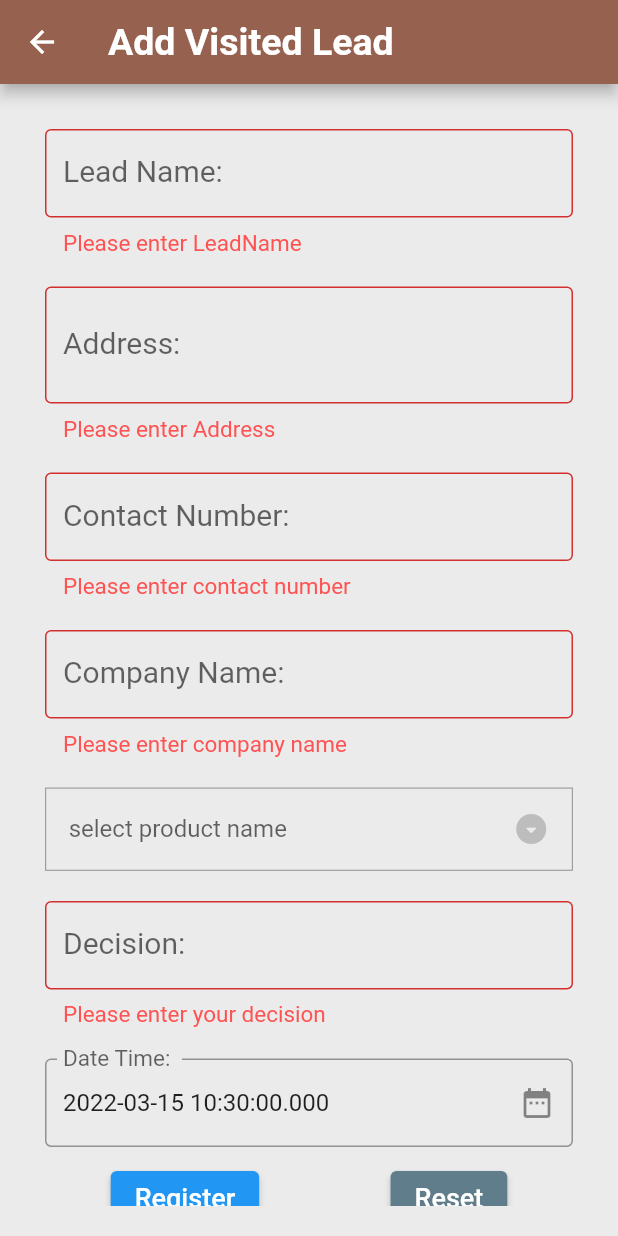
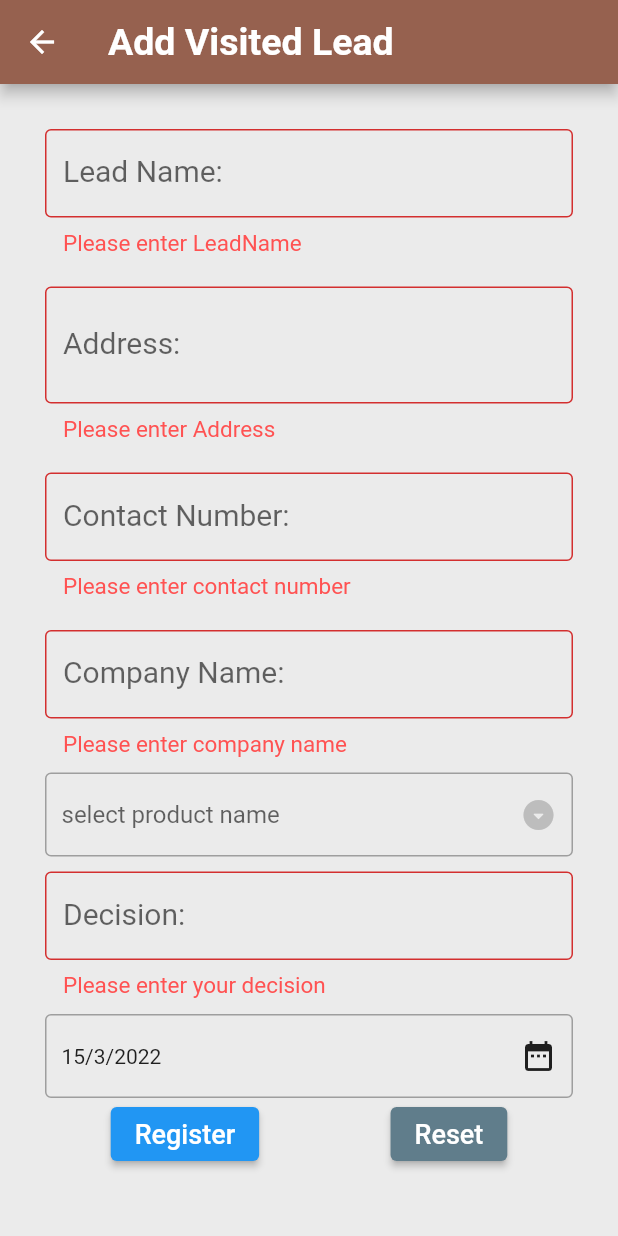
Before and after one commit to MaulikAvaiya/saleasy, a Flutter app: the AddVisitedLead screen opened directly with empty values, after a tap on "Register", on a phone screen of 412 x 824 dp. Run offline on Flutter 3.47's test engine with Material 2 defaults, Android fonts, the phone set to English and light mode, and no system bars; our stand-ins replace cloud_firestore, firebase_auth, firebase_core; missing offline and left inert: flutter_sms; accounts and stored records are empty.

Commit message:
date picker improve

```diff
--- a/lib/AddForms/self_lead_forms/add_visited_lead.dart
+++ b/lib/AddForms/self_lead_forms/add_visited_lead.dart
@@ -95,8 +95,8 @@ class _AddVisitedLeadState extends State<AddVisitedLead> {
       FirebaseFirestore.instance.collection('products').snapshots();
 
 
-  Future<void> _selectDate(BuildContext context) async {
-    final Future<DateTime?> selected = showDatePicker(
+  void  _selectDate(BuildContext context) async {
+    final DateTime? selected =await showDatePicker(
       context: context,
       initialDate: selectedDate,
       firstDate: DateTime(2010),
@@ -104,7 +104,7 @@ class _AddVisitedLeadState extends State<AddVisitedLead> {
     );
     if (selected != null && selected != selectedDate) {
       setState(() {
-        selectedDate = selected as DateTime;
+        selectedDate = selected;
       });
     }
   }
@@ -261,13 +261,14 @@ class _AddVisitedLeadState extends State<AddVisitedLead> {
                       ),
                       Container(
                         decoration: BoxDecoration(
+                            borderRadius: BorderRadius.circular(4),
                             border: Border.all(
                           color: Colors.grey,
-                          width: 0.8,
+                          width: 1,
                         )),
-                        margin: const EdgeInsets.symmetric(vertical: 10.0),
+
                         child: Padding(
-                          padding: EdgeInsets.all(15),
+                          padding: EdgeInsets.symmetric(vertical:15,horizontal: 10),
                           child: DropdownButton<dynamic>(
                             underline: Container(color: Colors.transparent),
                             isDense: true,
@@ -324,34 +325,53 @@ class _AddVisitedLeadState extends State<AddVisitedLead> {
                           focusNode: _decisionFocusNode,
                         ),
                       ),
+
                       Container(
-                        margin: const EdgeInsets.symmetric(vertical: 10.0),
-                        child: TextFormField(
-                          initialValue: selectedDate.toString(),
-                          autofocus: false,
-                          keyboardType: TextInputType.name,
-                          textInputAction: TextInputAction.done,
-                          decoration: InputDecoration(
-                            labelText: 'Date Time: ',
-                            suffixIcon: GestureDetector(
-                                onTap: (() => setState(() {
-                                      _selectDate(context);
-                                    })),
-                                child: Icon(Icons.date_range)),
-                            labelStyle: TextStyle(fontSize: 20.0),
-                            border: const OutlineInputBorder(),
-                            errorStyle: const TextStyle(
-                                color: Colors.redAccent, fontSize: 15),
-                          ),
-                          validator: (value) {
-                            if (value == null || value.isEmpty) {
-                              return 'Please enter Date and time';
-                            }
-                            return null;
-                          },
-                          focusNode: _datetimeFocusNode,
+                         decoration: BoxDecoration(
+                           borderRadius: BorderRadius.circular(4),
+                            border: Border.all(
+                          color: Colors.grey,
+                          width: 1,
+                        )),
+                        child: Padding(
+                          padding:  EdgeInsets.symmetric(horizontal: 10,vertical: 15),
+                          child: Row(
+                            mainAxisAlignment: MainAxisAlignment.spaceBetween,
+                            children: [
+                          selectedDate!=null?Text("${selectedDate.day}/${selectedDate.month}/${selectedDate.year}") :
+                            Text('please select date'),
+                            GestureDetector(
+                                   onTap: (() => setState(() {
+                                        _selectDate(context);
+                                      })),
+                                  child: Icon(Icons.date_range)),
+                      ],),
                         ),
-                      ),
+                    ),
+                      // Container(
+                      //   margin: const EdgeInsets.symmetric(vertical: 10.0),
+                      //   child: TextFormField(
+                      //     initialValue: selectedDate.toString(),
+                      //     autofocus: false,
+                      //     keyboardType: TextInputType.name,
+                      //     textInputAction: TextInputAction.done,
+                      //     decoration: InputDecoration(
+                      //       labelText: 'Date Time: ',
+                      //       suffixIcon: ,
+                      //       labelStyle: TextStyle(fontSize: 20.0),
+                      //       border: const OutlineInputBorder(),
+                      //       errorStyle: const TextStyle(
+                      //           color: Colors.redAccent, fontSize: 15),
+                      //     ),
+                      //     validator: (value) {
+                      //       if (value == null || value.isEmpty) {
+                      //         return 'Please enter Date and time';
+                      //       }
+                      //       return null;
+                      //     },
+                      //     focusNode: _datetimeFocusNode,
+                      //   ),
+                      // ),
                       SizedBox(
                         child: Row(
                           mainAxisAlignment: MainAxisAlignment.spaceAround,
```
